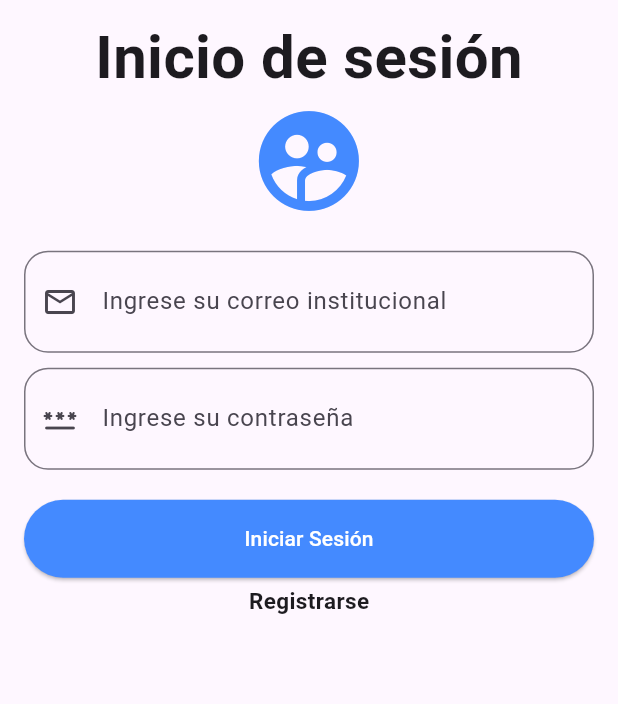
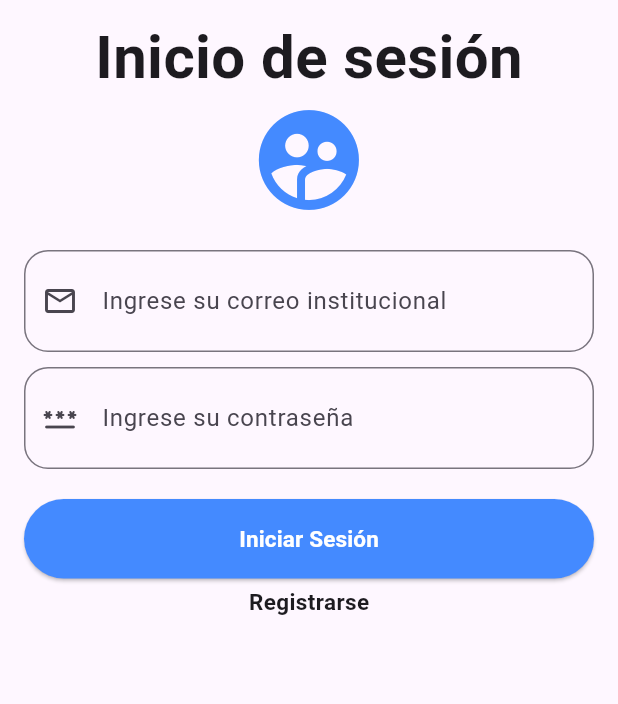
Before and after one commit to Bryan01Cruz/Tareas-Lenguajes-Programacion, a Flutter app: the screen it shows after launch, after a tap on "Iniciar Sesión", on a phone screen of 412 x 824 dp. Shown: the part 302-1006 px from the top of the screen. Run offline on Flutter 3.47's test engine with Material 3 defaults, Android fonts, the phone set to English and light mode, and no system bars; our stand-ins replace go_router.

Commit message:
Estableciendo el obscureText al textfield

```diff
--- a/tarea_login/lib/views/login_page.dart
+++ b/tarea_login/lib/views/login_page.dart
@@ -45,7 +45,7 @@ class LoginPage extends StatelessWidget {
                   label: 'Ingrese su contraseña',
                   hintText: 'Contraseña',
                   contentPadding: EdgeInsets.all(22),
-                  obscureText: false,
+                  obscureText: true,
                   prefixIcon: Icon(Icons.password_rounded)
                 ),
                 SizedBox(height: 20,),
@@ -91,7 +91,7 @@ class LoginPage extends StatelessWidget {
                     context.goNamed('home');
 
                   },
-                  child: const Text('Iniciar Sesión'),
+                  child: const Text('Iniciar Sesión', style: TextStyle(fontSize: 15, fontWeight: FontWeight.bold),),
                 ),),
                 SizedBox(height: 5,),
                 GestureDetector(
--- a/tarea_login/lib/widgets/textfield.dart
+++ b/tarea_login/lib/widgets/textfield.dart
@@ -1,7 +1,9 @@
 import 'package:flutter/material.dart';
 
 class TextfieldPropio extends StatelessWidget {
-  const TextfieldPropio({super.key, required this.controller, required this.keyboardType, required this.borderRadius,required this.label, this.hintText, this.prefixIcon,this.contentPadding, this.obscureText});
+  const TextfieldPropio({super.key, required this.controller, required this.keyboardType,
+  required this.borderRadius,required this.label, this.hintText, this.prefixIcon,this.contentPadding,
+  this.obscureText=true});
 
   final TextEditingController controller;
   final TextInputType keyboardType;
@@ -10,7 +12,7 @@ class TextfieldPropio extends StatelessWidget {
   final String? hintText;
   final Icon? prefixIcon;
   final EdgeInsetsGeometry? contentPadding;
-  final bool? obscureText;
+  final bool obscureText;
 
   final bool verOcultar = false;
 
@@ -19,6 +21,7 @@ class TextfieldPropio extends StatelessWidget {
     return TextField(
       readOnly: false,
       controller: controller,
+      obscureText: obscureText,
       keyboardType: keyboardType,
       decoration: InputDecoration(
         border: OutlineInputBorder(
```
